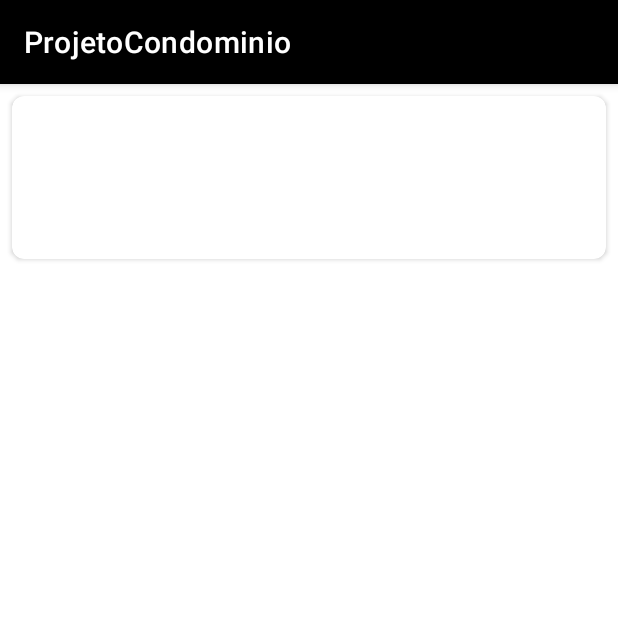
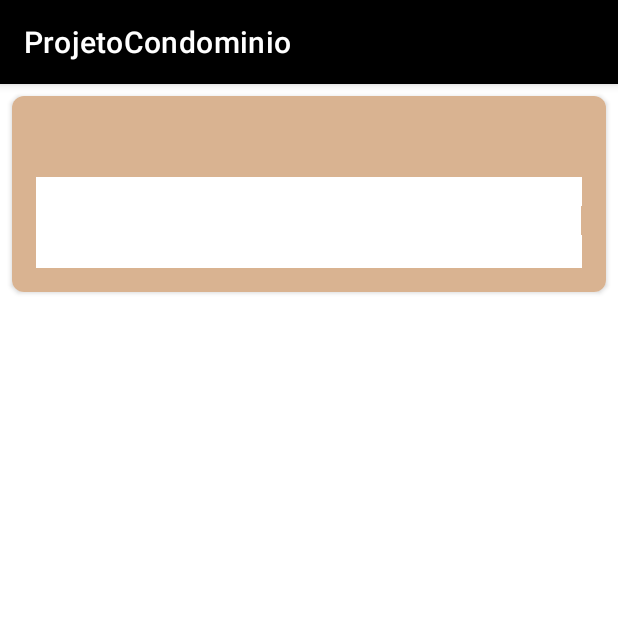
Before and after one commit to LigiaBrito/ProjetoCondominio, an Android app: the MainActivity2 screen opened directly, with no data from a screen before it, after a tap on "SALVAR", on a phone screen of 412 x 824 dp, the top half of it. Run offline under Robolectric (Android 15) with nearby library versions, the phone set to English and light mode, and no system bars; our stand-ins replace Firebase (no records; nobody signed in at launch, a user with empty details on screens opened directly).

Commit message:
MostrarDadosEntrada

```diff
--- a/app/src/main/java/com/example/projetocondominio/EntradaMorador.java
+++ b/app/src/main/java/com/example/projetocondominio/EntradaMorador.java
@@ -4,13 +4,15 @@ public class EntradaMorador {
     private String nome;
     private String numeroCondominio;
     private String horaEntrada;
+    private String data;
 
     public EntradaMorador() {}
 
-    public EntradaMorador(String nome, String numeroCondominio, String horaEntrada) {
+    public EntradaMorador(String nome, String numeroCondominio, String horaEntrada, String data) {
         this.nome = nome;
         this.numeroCondominio = numeroCondominio;
         this.horaEntrada = horaEntrada;
+        this.data = data;
     }
 
     public String getNome() {
@@ -36,4 +38,12 @@ public class EntradaMorador {
     public void setHoraEntrada(String horaEntrada) {
         this.horaEntrada = horaEntrada;
     }
+
+    public String getData() {
+        return data;
+    }
+
+    public void setData(String data) {
+        this.data = data;
+    }
 }
--- a/app/src/main/java/com/example/projetocondominio/MainActivity2.java
+++ b/app/src/main/java/com/example/projetocondominio/MainActivity2.java
@@ -40,9 +40,10 @@ public class MainActivity2 extends AppCompatActivity {
             public void onClick(View v) {
                 String nomeMorador = nomeMoradorEditText.getText().toString();
                 String numeroCondominio = numeroCondominioEditText.getText().toString();
-                String horaEntrada = new SimpleDateFormat("yyyy-MM-dd'T'HH:mm:ss'Z'", Locale.getDefault()).format(new Date());
+                String horaEntrada = new SimpleDateFormat("HH:mm:ss", Locale.getDefault()).format(new Date());
+                String data = new SimpleDateFormat("yyyy-MM-dd").format(new Date());
 
-                EntradaMorador entradaMorador = new EntradaMorador(nomeMorador, numeroCondominio, horaEntrada);
+                EntradaMorador entradaMorador = new EntradaMorador(nomeMorador, numeroCondominio, horaEntrada,data);
 
                 DatabaseReference entradaRef = databaseReference.child("entrada").push();
                 entradaRef.setValue(entradaMorador);
--- a/app/src/main/java/com/example/projetocondominio/MostrarEntradaSaida.java
+++ b/app/src/main/java/com/example/projetocondominio/MostrarEntradaSaida.java
@@ -49,7 +49,6 @@ public class MostrarEntradaSaida extends AppCompatActivity {
                 EntradaMoradorAdapter adapter = new EntradaMoradorAdapter(MostrarEntradaSaida.this, entradaMoradorList);
                 RecyclerView recyclerView = findViewById(R.id.recycler_view);
                 recyclerView.setAdapter(adapter);
-
             }
 
             @Override
--- a/app/src/main/res/layout/activity_mostrar_entrada_saida.xml
+++ b/app/src/main/res/layout/activity_mostrar_entrada_saida.xml
@@ -5,13 +5,24 @@
     android:layout_height="wrap_content"
     android:layout_margin="8dp"
     app:cardCornerRadius="8dp"
-    app:cardElevation="2dp">
+    app:cardElevation="2dp"
+    android:background="@color/marrom_claro"
+    >
 
     <LinearLayout
         android:layout_width="match_parent"
         android:layout_height="wrap_content"
         android:orientation="vertical"
-        android:padding="16dp">
+        android:padding="16dp"
+        android:background="@color/marrom_claro">
+
+        <androidx.recyclerview.widget.RecyclerView
+            android:id="@+id/recycler_view"
+            android:layout_width="match_parent"
+            android:layout_height="match_parent"
+            android:padding="8dp"
+            app:layoutManager="androidx.recyclerview.widget.LinearLayoutManager"
+            app:layout_behavior="@string/appbar_scrolling_view_behavior" />
 
         <TextView
             android:id="@+id/tv_nome_morador"
@@ -25,25 +36,29 @@
             android:id="@+id/tv_data_entrada"
             android:layout_width="match_parent"
             android:layout_height="wrap_content"
+            android:background="@color/white"
             android:textColor="@color/black"
             android:textSize="14sp" />
 
         <TextView
             android:id="@+id/tv_hora_entrada"
-            android:layout_width="match_parent"
+            android:layout_width="363dp"
             android:layout_height="wrap_content"
+            android:background="@color/white"
             android:textColor="@color/black"
             android:textSize="14sp" />
 
-        <androidx.recyclerview.widget.RecyclerView
-            android:id="@+id/recycler_view"
+        <TextView
+            android:id="@+id/numero_condominio"
             android:layout_width="match_parent"
-            android:layout_height="match_parent"
-            android:padding="8dp"
-            app:layoutManager="androidx.recyclerview.widget.LinearLayoutManager"
-            app:layout_behavior="@string/appbar_scrolling_view_behavior" />
+            android:layout_height="wrap_content"
+            android:background="@color/white"
+            android:textColor="@color/black"
+            android:textSize="16sp"
+            android:textStyle="bold" />
 
 
     </LinearLayout>
 
+
 </androidx.cardview.widget.CardView>
```
Also changed, not shown: app/src/main/java/com/example/projetocondominio/EntradaMoradorAdapter.java (+8 -2 lines).
